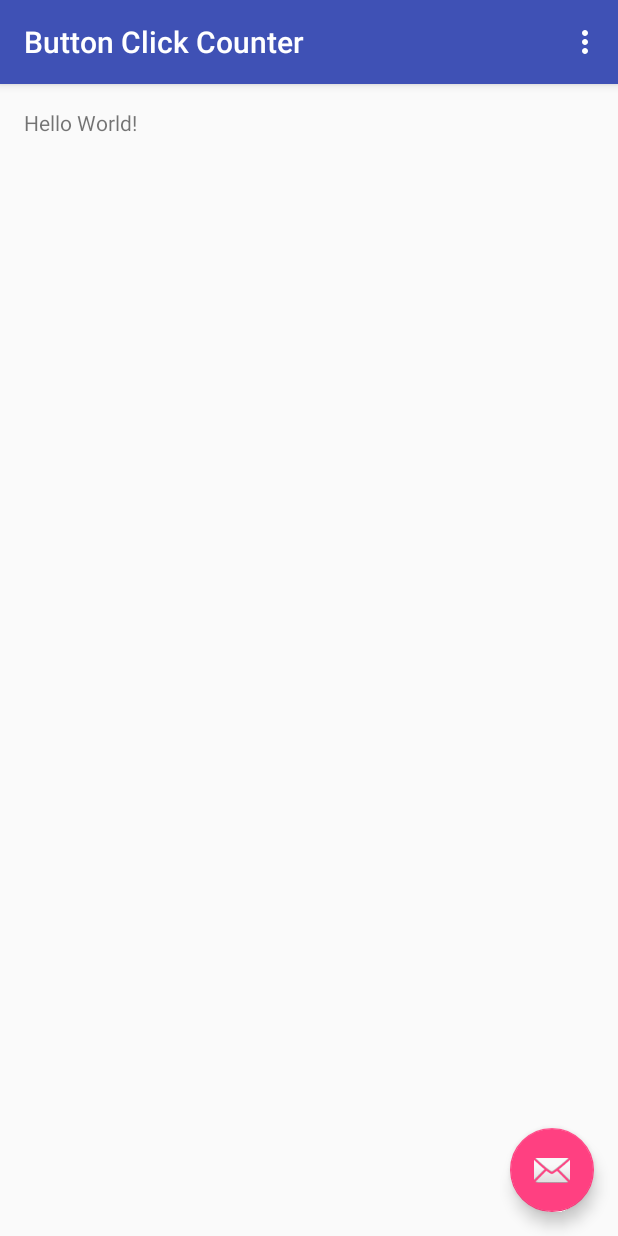
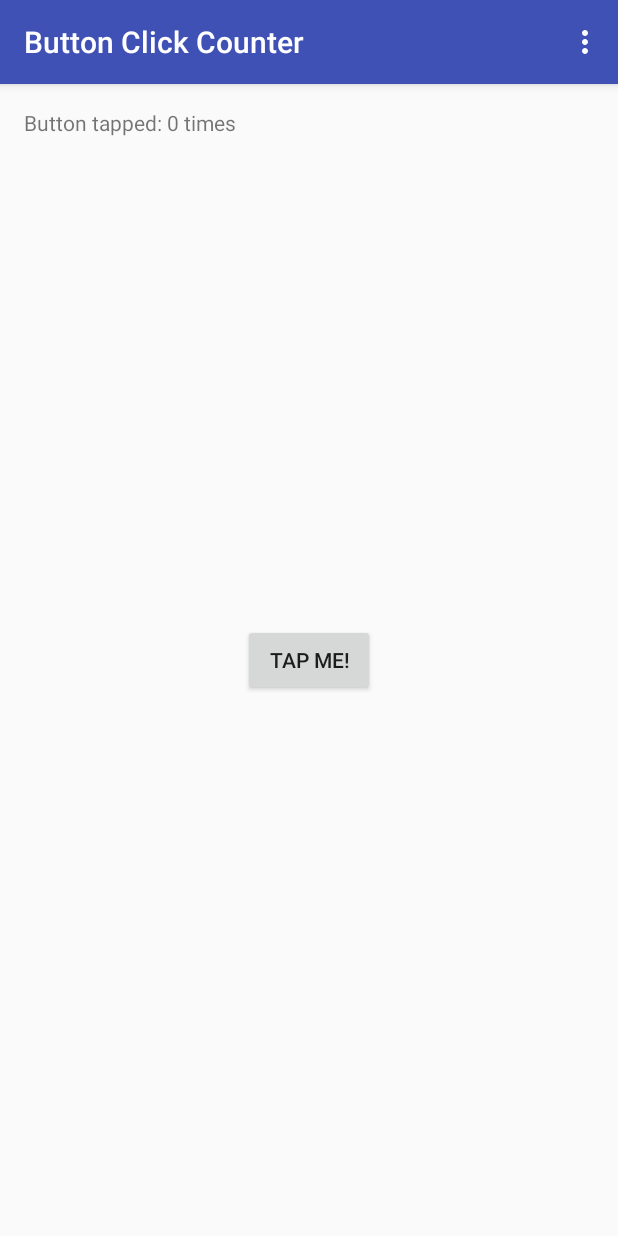
Before and after one commit to bqueue/AndroidPracticePrograms, an Android app: the screen it shows after launch (MainActivity), on a phone screen of 412 x 824 dp. Run offline under Robolectric (Android 15) with nearby library versions, the phone set to English and light mode, and no system bars.

Commit message:
Added button that updates message label on click. Settings button resets button click counter.

```diff
--- a/ButtonClickCounter/app/src/main/java/com/quockworks/buttonclickcounter/MainActivity.java
+++ b/ButtonClickCounter/app/src/main/java/com/quockworks/buttonclickcounter/MainActivity.java
@@ -1,15 +1,23 @@
 package com.quockworks.buttonclickcounter;
 
 import android.os.Bundle;
-import android.support.design.widget.FloatingActionButton;
-import android.support.design.widget.Snackbar;
 import android.support.v7.app.AppCompatActivity;
 import android.support.v7.widget.Toolbar;
-import android.view.View;
 import android.view.Menu;
 import android.view.MenuItem;
+import android.view.View;
+import android.widget.Button;
+import android.widget.TextView;
+import android.widget.Toast;
 
 public class MainActivity extends AppCompatActivity {
+
+    // Create objects corresponding to views added to content_main.xml
+    private Button myButton;
+    private TextView myMessage;
+
+    // Counter for the number of taps on the button, initialized at 0
+    private int numTaps = 0;
 
     @Override
     protected void onCreate(Bundle savedInstanceState) {
@@ -18,14 +26,28 @@ public class MainActivity extends AppCompatActivity {
         Toolbar toolbar = (Toolbar) findViewById(R.id.toolbar);
         setSupportActionBar(toolbar);
 
-        FloatingActionButton fab = (FloatingActionButton) findViewById(R.id.fab);
-        fab.setOnClickListener(new View.OnClickListener() {
+        // Instantiate button and textView
+        myButton = (Button) findViewById(R.id.button);
+        myMessage = (TextView) findViewById(R.id.textView);
+
+        // Create and set OnClickListener for the button
+        View.OnClickListener myClickListener = new View.OnClickListener() {
             @Override
-            public void onClick(View view) {
-                Snackbar.make(view, "Replace with your own action", Snackbar.LENGTH_LONG)
-                        .setAction("Action", null).show();
+            public void onClick(View v){
+                numTaps++;
+                setMessage();
             }
-        });
+        };
+        myButton.setOnClickListener(myClickListener);
+
+//        FloatingActionButton fab = (FloatingActionButton) findViewById(R.id.fab);
+//        fab.setOnClickListener(new View.OnClickListener() {
+//            @Override
+//            public void onClick(View view) {
+//                Snackbar.make(view, "Replace with your own action", Snackbar.LENGTH_LONG)
+//                        .setAction("Action", null).show();
+//            }
+//        });
     }
 
     @Override
@@ -44,9 +66,21 @@ public class MainActivity extends AppCompatActivity {
 
         //noinspection SimplifiableIfStatement
         if (id == R.id.action_settings) {
+            Toast toastMessage = Toast.makeText(this,"Settings menu tapped! Button taps reset!",Toast.LENGTH_LONG);
+            toastMessage.show();
+            numTaps = 0;
+            setMessage();
             return true;
         }
 
         return super.onOptionsItemSelected(item);
     }
+
+    private void setMessage(){
+        String result = "Button tapped: " + numTaps + " time";
+        if(numTaps != 1){
+            result += "s";
+        }
+        myMessage.setText(result);
+    }
 }
--- a/ButtonClickCounter/app/src/main/res/layout/activity_main.xml
+++ b/ButtonClickCounter/app/src/main/res/layout/activity_main.xml
@@ -23,12 +23,12 @@
 
     <include layout="@layout/content_main" />
 
-    <android.support.design.widget.FloatingActionButton
-        android:id="@+id/fab"
-        android:layout_width="wrap_content"
-        android:layout_height="wrap_content"
-        android:layout_gravity="bottom|end"
-        android:layout_margin="@dimen/fab_margin"
-        android:src="@android:drawable/ic_dialog_email" />
+    <!--<android.support.design.widget.FloatingActionButton-->
+        <!--android:id="@+id/fab"-->
+        <!--android:layout_width="wrap_content"-->
+        <!--android:layout_height="wrap_content"-->
+        <!--android:layout_gravity="bottom|end"-->
+        <!--android:layout_margin="@dimen/fab_margin"-->
+        <!--android:src="@android:drawable/ic_dialog_email" />-->
 
 </android.support.design.widget.CoordinatorLayout>
--- a/ButtonClickCounter/app/src/main/res/layout/content_main.xml
+++ b/ButtonClickCounter/app/src/main/res/layout/content_main.xml
@@ -15,5 +15,14 @@
     <TextView
         android:layout_width="wrap_content"
         android:layout_height="wrap_content"
-        android:text="Hello World!" />
+        android:text="Button tapped: 0 times"
+        android:id="@+id/textView" />
+
+    <Button
+        android:layout_width="wrap_content"
+        android:layout_height="wrap_content"
+        android:text="Tap Me!"
+        android:id="@+id/button"
+        android:layout_centerVertical="true"
+        android:layout_centerHorizontal="true" />
 </RelativeLayout>
```
